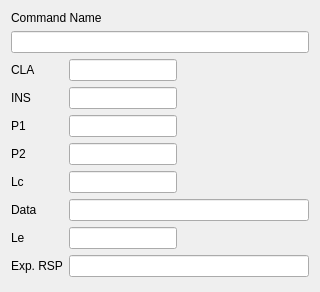
Before: the Qt Designer form res/forms/viewapdu.ui in CouleurQ/SmartCardManager, drawn with Qt 5.
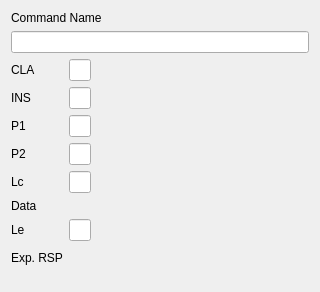
After: the same form once the commit is applied. Custom widgets are drawn as their Qt base class.

Commit message: Basic data handling in RunScript

What changed in the file:
```diff
--- a/res/forms/viewapdu.ui
+++ b/res/forms/viewapdu.ui
@@ -40,6 +40,12 @@
          <verstretch>0</verstretch>
         </sizepolicy>
        </property>
+       <property name="maximumSize">
+        <size>
+         <width>22</width>
+         <height>16777215</height>
+        </size>
+       </property>
       </widget>
      </item>
      <item row="0" column="0">
@@ -64,7 +70,7 @@
       </widget>
      </item>
      <item row="5" column="1">
-      <widget class="QLineEdit" name="lineEdit_6">
+      <widget class="HexEdit" name="hexEditData" native="true">
        <property name="sizePolicy">
         <sizepolicy hsizetype="Expanding" vsizetype="Expanding">
          <horstretch>0</horstretch>
@@ -88,6 +94,12 @@
          <verstretch>0</verstretch>
         </sizepolicy>
        </property>
+       <property name="maximumSize">
+        <size>
+         <width>22</width>
+         <height>16777215</height>
+        </size>
+       </property>
       </widget>
      </item>
      <item row="2" column="1">
@@ -98,6 +110,12 @@
          <verstretch>0</verstretch>
         </sizepolicy>
        </property>
+       <property name="maximumSize">
+        <size>
+         <width>22</width>
+         <height>16777215</height>
+        </size>
+       </property>
       </widget>
      </item>
      <item row="4" column="0">
@@ -129,6 +147,18 @@
          <verstretch>0</verstretch>
         </sizepolicy>
        </property>
+       <property name="minimumSize">
+        <size>
+         <width>22</width>
+         <height>22</height>
+        </size>
+       </property>
+       <property name="maximumSize">
+        <size>
+         <width>22</width>
+         <height>22</height>
+        </size>
+       </property>
       </widget>
      </item>
      <item row="8" column="0">
@@ -152,7 +182,20 @@
       </widget>
      </item>
      <item row="7" column="1">
-      <widget class="QLineEdit" name="lineEdit_8"/>
+      <widget class="HexEdit" name="hexEditExpectedResponse" native="true">
+       <property name="minimumSize">
+        <size>
+         <width>0</width>
+         <height>22</height>
+        </size>
+       </property>
+       <property name="maximumSize">
+        <size>
+         <width>16777215</width>
+         <height>22</height>
+        </size>
+       </property>
+      </widget>
      </item>
      <item row="1" column="1">
       <widget class="QLineEdit" name="lineEdit_2">
@@ -162,6 +205,12 @@
          <verstretch>0</verstretch>
         </sizepolicy>
        </property>
+       <property name="maximumSize">
+        <size>
+         <width>22</width>
+         <height>16777215</height>
+        </size>
+       </property>
       </widget>
      </item>
      <item row="4" column="1">
@@ -172,12 +221,38 @@
          <verstretch>0</verstretch>
         </sizepolicy>
        </property>
+       <property name="maximumSize">
+        <size>
+         <width>22</width>
+         <height>16777215</height>
+        </size>
+       </property>
+       <property name="readOnly">
+        <bool>true</bool>
+       </property>
       </widget>
      </item>
     </layout>
    </item>
   </layout>
  </widget>
+ <customwidgets>
+  <customwidget>
+   <class>HexEdit</class>
+   <extends>QWidget</extends>
+   <header>hexedit.h</header>
+  </customwidget>
+ </customwidgets>
+ <tabstops>
+  <tabstop>lineEditCommandName</tabstop>
+  <tabstop>lineEditCLA</tabstop>
+  <tabstop>lineEditINS</tabstop>
+  <tabstop>lineEditP1</tabstop>
+  <tabstop>lineEditP2</tabstop>
+  <tabstop>hexEditData</tabstop>
+  <tabstop>lineEditLe</tabstop>
+  <tabstop>hexEditExpectedResponse</tabstop>
+ </tabstops>
  <resources/>
  <connections/>
 </ui>
```
Left out of the diff: 14 changed lines with no effect on the pictures. The commit also changes 19 other files.
